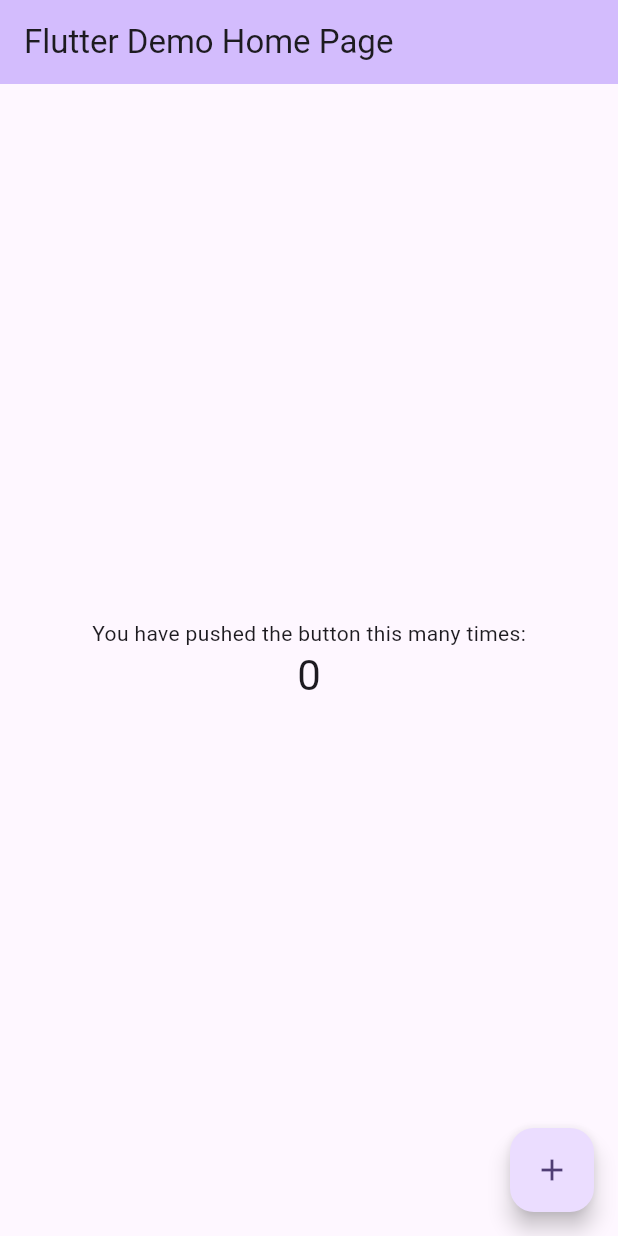
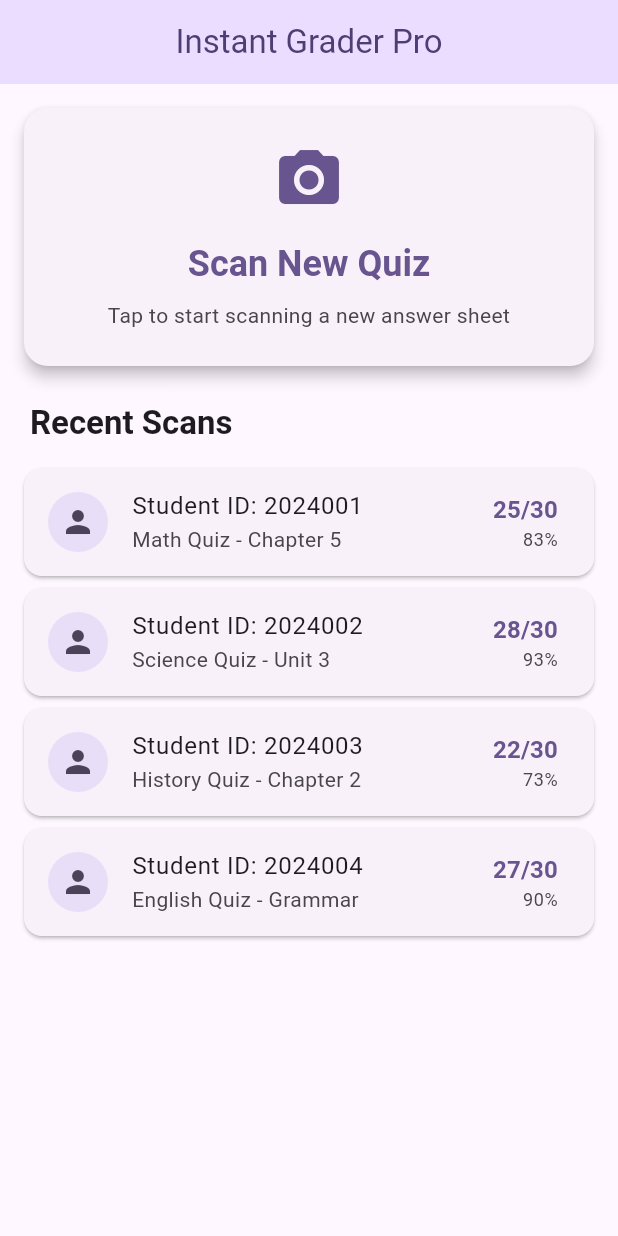
Before and after one commit to ZainNawaz22/instant_grader_pro, a Flutter app: the screen it shows after launch, on a phone screen of 412 x 824 dp. Run offline on Flutter 3.47's test engine with Material 3 defaults, Android fonts, the phone set to English and light mode, and no system bars; our stand-ins replace hive, hive_flutter; accounts and stored records are empty.

Commit message:
Add initial implementation of quiz result model and scan provider

```diff
--- /dev/null
+++ b/devtools_options.yaml
@@ -0,0 +1,3 @@
+description: This file stores settings for Dart & Flutter DevTools.
+documentation: https://docs.flutter.dev/tools/devtools/extensions#configure-extension-enablement-states
+extensions:
--- a/lib/main.dart
+++ b/lib/main.dart
@@ -1,122 +1,40 @@
 import 'package:flutter/material.dart';
+import 'package:hive_flutter/hive_flutter.dart';
+import 'package:provider/provider.dart';
+import 'models/quiz_result.dart';
+import 'providers/scan_provider.dart';
+import 'screens/home_screen.dart';
 
-void main() {
-  runApp(const MyApp());
+void main() async {
+  WidgetsFlutterBinding.ensureInitialized();
+
+  await Hive.initFlutter();
+
+  Hive.registerAdapter(QuizResultAdapter());
+
+  await Hive.openBox('scan_history');
+  await Hive.openBox('answer_keys');
+
+  runApp(
+    ChangeNotifierProvider(
+      create: (context) => ScanProvider(),
+      child: const MyApp(),
+    ),
+  );
 }
 
 class MyApp extends StatelessWidget {
   const MyApp({super.key});
 
-  // This widget is the root of your application.
   @override
   Widget build(BuildContext context) {
     return MaterialApp(
-      title: 'Flutter Demo',
+      title: 'Instant Grader Pro',
       theme: ThemeData(
-        // This is the theme of your application.
-        //
-        // TRY THIS: Try running your application with "flutter run". You'll see
-        // the application has a purple toolbar. Then, without quitting the app,
-        // try changing the seedColor in the colorScheme below to Colors.green
-        // and then invoke "hot reload" (save your changes or press the "hot
-        // reload" button in a Flutter-supported IDE, or press "r" if you used
-        // the command line to start the app).
-        //
-        // Notice that the counter didn't reset back to zero; the application
-        // state is not lost during the reload. To reset the state, use hot
-        // restart instead.
-        //
-        // This works for code too, not just values: Most code changes can be
-        // tested with just a hot reload.
+        useMaterial3: true,
         colorScheme: ColorScheme.fromSeed(seedColor: Colors.deepPurple),
       ),
-      home: const MyHomePage(title: 'Flutter Demo Home Page'),
+      home: const HomeScreen(),
     );
   }
 }
-
-class MyHomePage extends StatefulWidget {
-  const MyHomePage({super.key, required this.title});
-
-  // This widget is the home page of your application. It is stateful, meaning
-  // that it has a State object (defined below) that contains fields that affect
-  // how it looks.
-
-  // This class is the configuration for the state. It holds the values (in this
-  // case the title) provided by the parent (in this case the App widget) and
-  // used by the build method of the State. Fields in a Widget subclass are
-  // always marked "final".
-
-  final String title;
-
-  @override
-  State<MyHomePage> createState() => _MyHomePageState();
-}
-
-class _MyHomePageState extends State<MyHomePage> {
-  int _counter = 0;
-
-  void _incrementCounter() {
-    setState(() {
-      // This call to setState tells the Flutter framework that something has
-      // changed in this State, which causes it to rerun the build method below
-      // so that the display can reflect the updated values. If we changed
-      // _counter without calling setState(), then the build method would not be
-      // called again, and so nothing would appear to happen.
-      _counter++;
-    });
-  }
-
-  @override
-  Widget build(BuildContext context) {
-    // This method is rerun every time setState is called, for instance as done
-    // by the _incrementCounter method above.
-    //
-    // The Flutter framework has been optimized to make rerunning build methods
-    // fast, so that you can just rebuild anything that needs updating rather
-    // than having to individually change instances of widgets.
-    return Scaffold(
-      appBar: AppBar(
-        // TRY THIS: Try changing the color here to a specific color (to
-        // Colors.amber, perhaps?) and trigger a hot reload to see the AppBar
-        // change color while the other colors stay the same.
-        backgroundColor: Theme.of(context).colorScheme.inversePrimary,
-        // Here we take the value from the MyHomePage object that was created by
-        // the App.build method, and use it to set our appbar title.
-        title: Text(widget.title),
-      ),
-      body: Center(
-        // Center is a layout widget. It takes a single child and positions it
-        // in the middle of the parent.
-        child: Column(
-          // Column is also a layout widget. It takes a list of children and
-          // arranges them vertically. By default, it sizes itself to fit its
-          // children horizontally, and tries to be as tall as its parent.
-          //
-          // Column has various properties to control how it sizes itself and
-          // how it positions its children. Here we use mainAxisAlignment to
-          // center the children vertically; the main axis here is the vertical
-          // axis because Columns are vertical (the cross axis would be
-          // horizontal).
-          //
-          // TRY THIS: Invoke "debug painting" (choose the "Toggle Debug Paint"
-          // action in the IDE, or press "p" in the console), to see the
-          // wireframe for each widget.
-          mainAxisAlignment: MainAxisAlignment.center,
-          children: <Widget>[
-            const Text('You have pushed the button this many times:'),
-            Text(
-              '$_counter',
-              style: Theme.of(context).textTheme.headlineMedium,
-            ),
-          ],
-        ),
-      ),
-      floatingActionButton: FloatingActionButton(
-        onPressed: _incrementCounter,
-        tooltip: 'Increment',
-        child: const Icon(Icons.add),
-      ), // This trailing comma makes auto-formatting nicer for build methods.
-    );
-  }
-}
--- /dev/null
+++ b/lib/screens/home_screen.dart
@@ -0,0 +1,208 @@
+import 'package:flutter/material.dart';
+
+class HomeScreen extends StatelessWidget {
+  const HomeScreen({super.key});
+
+  @override
+  Widget build(BuildContext context) {
+    return Scaffold(
+      appBar: AppBar(
+        title: const Text('Instant Grader Pro'),
+        centerTitle: true,
+        backgroundColor: Theme.of(context).colorScheme.primaryContainer,
+        foregroundColor: Theme.of(context).colorScheme.onPrimaryContainer,
+      ),
+      body: ListView(
+        padding: const EdgeInsets.all(16.0),
+        children: [
+          Card(
+            elevation: 4,
+            margin: const EdgeInsets.only(bottom: 24.0),
+            shape: RoundedRectangleBorder(
+              borderRadius: BorderRadius.circular(16),
+            ),
+            child: InkWell(
+              borderRadius: BorderRadius.circular(16),
+              onTap: () {},
+              child: Padding(
+                padding: const EdgeInsets.all(24.0),
+                child: Column(
+                  mainAxisSize: MainAxisSize.min,
+                  children: [
+                    Icon(
+                      Icons.camera_alt,
+                      size: 48,
+                      color: Theme.of(context).colorScheme.primary,
+                    ),
+                    const SizedBox(height: 16),
+                    Text(
+                      'Scan New Quiz',
+                      style: Theme.of(context).textTheme.headlineSmall?.copyWith(
+                        fontWeight: FontWeight.bold,
+                        color: Theme.of(context).colorScheme.primary,
+                      ),
+                    ),
+                    const SizedBox(height: 8),
+                    Text(
+                      'Tap to start scanning a new answer sheet',
+                      style: Theme.of(context).textTheme.bodyMedium?.copyWith(
+                        color: Theme.of(context).colorScheme.onSurfaceVariant,
+                      ),
+                      textAlign: TextAlign.center,
+                    ),
+                  ],
+                ),
+              ),
+            ),
+          ),
+          Padding(
+            padding: const EdgeInsets.only(left: 4.0, bottom: 16.0),
+            child: Text(
+              'Recent Scans',
+              style: Theme.of(context).textTheme.titleLarge?.copyWith(
+                fontWeight: FontWeight.bold,
+                color: Theme.of(context).colorScheme.onSurface,
+              ),
+            ),
+          ),
+          Card(
+            margin: const EdgeInsets.only(bottom: 8.0),
+            child: ListTile(
+              leading: CircleAvatar(
+                backgroundColor: Theme.of(context).colorScheme.secondaryContainer,
+                child: Icon(
+                  Icons.person,
+                  color: Theme.of(context).colorScheme.onSecondaryContainer,
+                ),
+              ),
+              title: const Text('Student ID: 2024001'),
+              subtitle: const Text('Math Quiz - Chapter 5'),
+              trailing: Column(
+                mainAxisAlignment: MainAxisAlignment.center,
+                crossAxisAlignment: CrossAxisAlignment.end,
+                children: [
+                  Text(
+                    '25/30',
+                    style: Theme.of(context).textTheme.titleMedium?.copyWith(
+                      fontWeight: FontWeight.bold,
+                      color: Theme.of(context).colorScheme.primary,
+                    ),
+                  ),
+                  Text(
+                    '83%',
+                    style: Theme.of(context).textTheme.bodySmall?.copyWith(
+                      color: Theme.of(context).colorScheme.onSurfaceVariant,
+                    ),
+                  ),
+                ],
+              ),
+              onTap: () {},
+            ),
+          ),
+          Card(
+            margin: const EdgeInsets.only(bottom: 8.0),
+            child: ListTile(
+              leading: CircleAvatar(
+                backgroundColor: Theme.of(context).colorScheme.secondaryContainer,
+                child: Icon(
+                  Icons.person,
+                  color: Theme.of(context).colorScheme.onSecondaryContainer,
+                ),
+              ),
+              title: const Text('Student ID: 2024002'),
+              subtitle: const Text('Science Quiz - Unit 3'),
+              trailing: Column(
+                mainAxisAlignment: MainAxisAlignment.center,
+                crossAxisAlignment: CrossAxisAlignment.end,
+                children: [
+                  Text(
+                    '28/30',
+                    style: Theme.of(context).textTheme.titleMedium?.copyWith(
+                      fontWeight: FontWeight.bold,
+                      color: Theme.of(context).colorScheme.primary,
+                    ),
+                  ),
+                  Text(
+                    '93%',
+                    style: Theme.of(context).textTheme.bodySmall?.copyWith(
+                      color: Theme.of(context).colorScheme.onSurfaceVariant,
+                    ),
+                  ),
+                ],
+              ),
+              onTap: () {},
+            ),
+          ),
+          Card(
+            margin: const EdgeInsets.only(bottom: 8.0),
+            child: ListTile(
+              leading: CircleAvatar(
+                backgroundColor: Theme.of(context).colorScheme.secondaryContainer,
+                child: Icon(
+                  Icons.person,
+                  color: Theme.of(context).colorScheme.onSecondaryContainer,
+                ),
+              ),
+              title: const Text('Student ID: 2024003'),
+              subtitle: const Text('History Quiz - Chapter 2'),
+              trailing: Column(
+                mainAxisAlignment: MainAxisAlignment.center,
+                crossAxisAlignment: CrossAxisAlignment.end,
+                children: [
+                  Text(
+                    '22/30',
+                    style: Theme.of(context).textTheme.titleMedium?.copyWith(
+                      fontWeight: FontWeight.bold,
+                      color: Theme.of(context).colorScheme.primary,
+                    ),
+                  ),
+                  Text(
+                    '73%',
+                    style: Theme.of(context).textTheme.bodySmall?.copyWith(
+                      color: Theme.of(context).colorScheme.onSurfaceVariant,
+                    ),
+                  ),
+                ],
+              ),
+              onTap: () {},
+            ),
+          ),
+          Card(
+            margin: const EdgeInsets.only(bottom: 8.0),
+            child: ListTile(
+              leading: CircleAvatar(
+                backgroundColor: Theme.of(context).colorScheme.secondaryContainer,
+                child: Icon(
+                  Icons.person,
+                  color: Theme.of(context).colorScheme.onSecondaryContainer,
+                ),
+              ),
+              title: const Text('Student ID: 2024004'),
+              subtitle: const Text('English Quiz - Grammar'),
+              trailing: Column(
+                mainAxisAlignment: MainAxisAlignment.center,
+                crossAxisAlignment: CrossAxisAlignment.end,
+                children: [
+                  Text(
+                    '27/30',
+                    style: Theme.of(context).textTheme.titleMedium?.copyWith(
+                      fontWeight: FontWeight.bold,
+                      color: Theme.of(context).colorScheme.primary,
+                    ),
+                  ),
+                  Text(
+                    '90%',
+                    style: Theme.of(context).textTheme.bodySmall?.copyWith(
+                      color: Theme.of(context).colorScheme.onSurfaceVariant,
+                    ),
+                  ),
+                ],
+              ),
+              onTap: () {},
+            ),
+          ),
+        ],
+      ),
+    );
+  }
+}
```
Also changed, not shown: lib/models/quiz_result.dart (added, +29 -0 lines), lib/providers/scan_provider.dart (added, +85 -0 lines), pubspec.yaml (+6 -4 lines), lib/models/quiz_result.g.dart (added).
